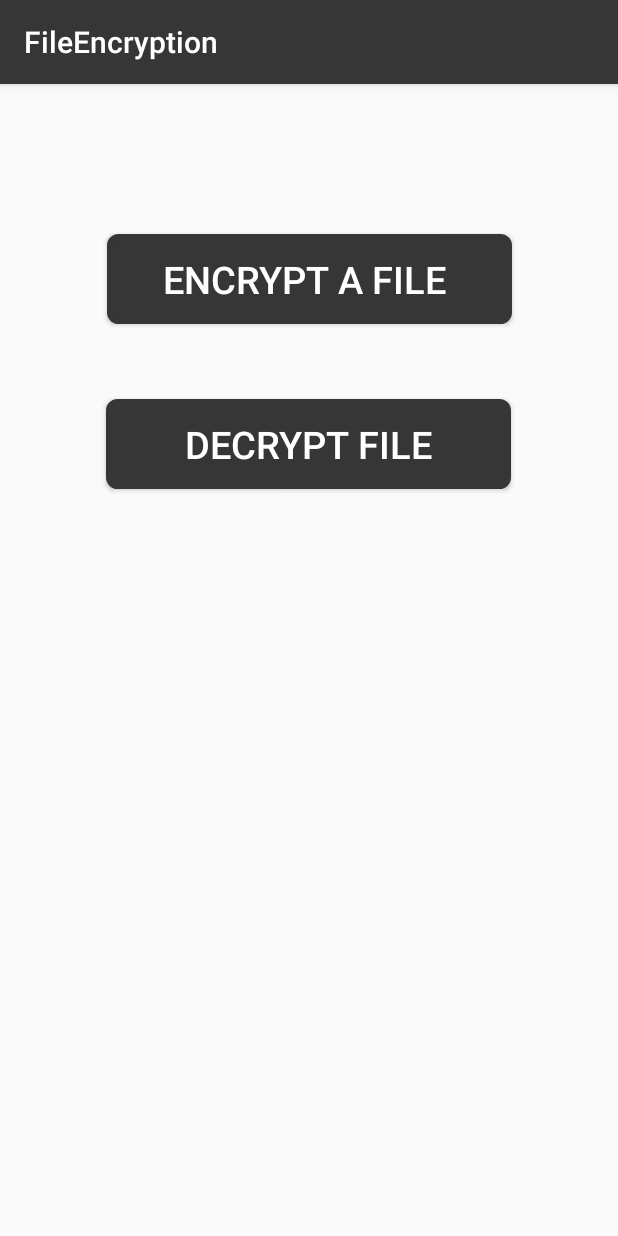
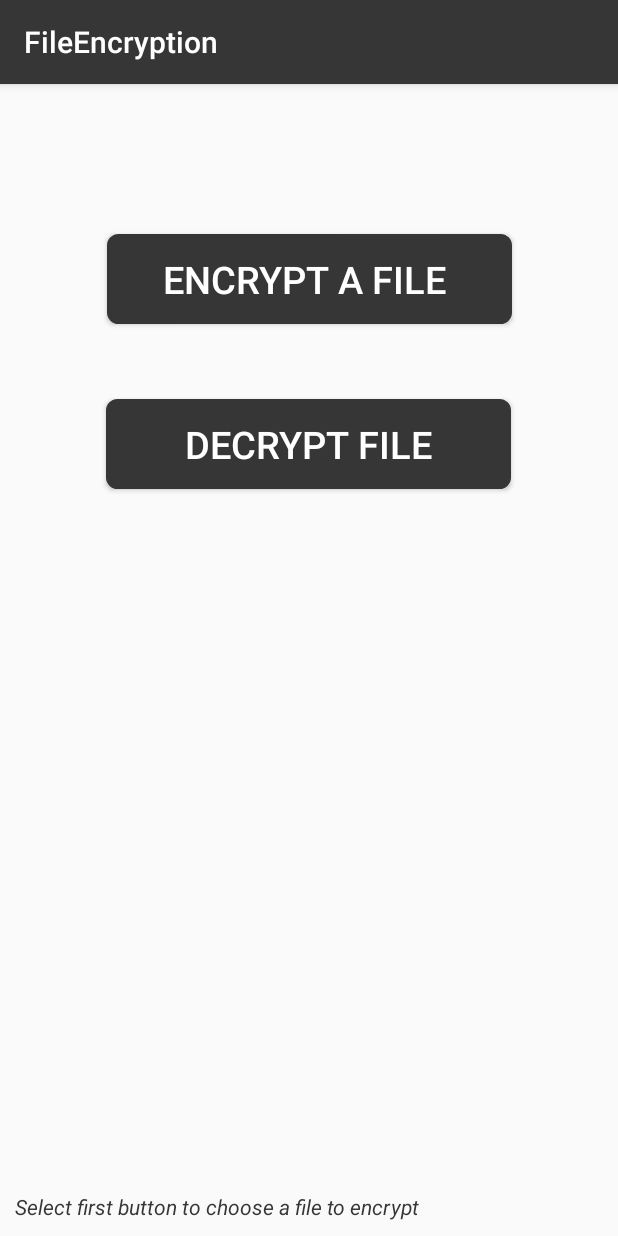
Before and after one commit to AgiBla/Encrypt, an Android app: the screen it shows after launch (MainActivity), after a tap on "ENCRYPT A FILE", on a phone screen of 412 x 824 dp. Run offline under Robolectric (Android 15) with nearby library versions, the phone set to English and light mode, and no system bars; our stand-ins replace Room's generated code.

```diff
--- a/app/src/main/AndroidManifest.xml
+++ b/app/src/main/AndroidManifest.xml
@@ -16,6 +16,7 @@
                 <category android:name="android.intent.category.LAUNCHER" />
             </intent-filter>
         </activity>
+        <activity android:name=".EncryptFile"> </activity>
     </application>
 
     <uses-permission android:name="ANDROID.PERMISSION.READ_EXTERNAL_STORAGE"/>
--- a/app/src/main/java/cs/ut/ee/fileencryption/MainActivity.kt
+++ b/app/src/main/java/cs/ut/ee/fileencryption/MainActivity.kt
@@ -16,8 +16,6 @@ import java.io.IOException
 
 class MainActivity : AppCompatActivity() {
 
-    // Url used to generate string of 20 characters containing a-z, A-Z and 0-9
-    val url = "https://www.random.org/strings/?num=1&len=20&digits=on&upperalpha=on&loweralpha=on&unique=on&format=plain&rnd=new"
     val TAG = "MainActivity-LOG"
     lateinit var FILE_PATH : String
     var ENCRYPT_FOLDER_PATH = "????" //to be determined
@@ -56,7 +54,6 @@ class MainActivity : AppCompatActivity() {
 
 
     fun EncryptFile(view: View) {
-        GetRandomString(url)
         OpenFileExplorer(10)
     }
 
@@ -72,6 +69,10 @@ class MainActivity : AppCompatActivity() {
     }
 
     fun OpenFileExplorer(requestcode: Int){
+
+        val toast = Toast.makeText(applicationContext, "Select file you want to encrypt", Toast.LENGTH_LONG)
+        toast.show()
+
         val intent = Intent(Intent.ACTION_GET_CONTENT)
         intent.setType("*/*")
         startActivityForResult(intent, requestcode)
@@ -82,9 +83,10 @@ class MainActivity : AppCompatActivity() {
 
         if(resultCode == -1 && data != null){
             FILE_PATH = data.data!!.path!!
-            Log.i("FileEncryption", FILE_PATH)
-            val toast = Toast.makeText(applicationContext, data.data!!.path, Toast.LENGTH_SHORT)
-            toast.show()
+
+            val intent = Intent(this, EncryptFile()::class.java)
+            intent.putExtra("path", FILE_PATH)
+            startActivityForResult(intent, 1)
         }else{
             val toast = Toast.makeText(applicationContext, "File not selected", Toast.LENGTH_SHORT)
             toast.show()
--- a/app/src/main/res/layout/activity_main.xml
+++ b/app/src/main/res/layout/activity_main.xml
@@ -7,7 +7,7 @@
     tools:context=".MainActivity">
 
     <Button
-        android:id="@+id/fileExplButton"
+        android:id="@+id/encryptButton"
         android:textColor="#FFFFFF"
         android:textSize="25sp"
 
@@ -37,6 +37,18 @@
         app:layout_constraintEnd_toEndOf="parent"
         app:layout_constraintHorizontal_bias="0.497"
         app:layout_constraintStart_toStartOf="parent"
-        app:layout_constraintTop_toBottomOf="@+id/fileExplButton" />
+        app:layout_constraintTop_toBottomOf="@+id/encryptButton" />
+
+    <TextView
+        android:id="@+id/textView2"
+        android:layout_width="wrap_content"
+        android:layout_height="wrap_content"
+        android:layout_marginStart="10dp"
+        android:layout_marginBottom="10dp"
+        android:text="Select first button to choose a file to encrypt"
+        android:textColor="#363636"
+        android:textStyle="italic"
+        app:layout_constraintBottom_toBottomOf="parent"
+        app:layout_constraintStart_toStartOf="parent" />
 
 </androidx.constraintlayout.widget.ConstraintLayout>
```
Also changed, not shown: app/src/main/java/cs/ut/ee/fileencryption/EncryptFile.kt (added, +35 -0 lines), app/src/main/java/cs/ut/ee/fileencryption/GetRandom.kt (deleted, +0 -16 lines), app/src/main/res/layout/encryptfile.xml (added, +92 -0 lines).
